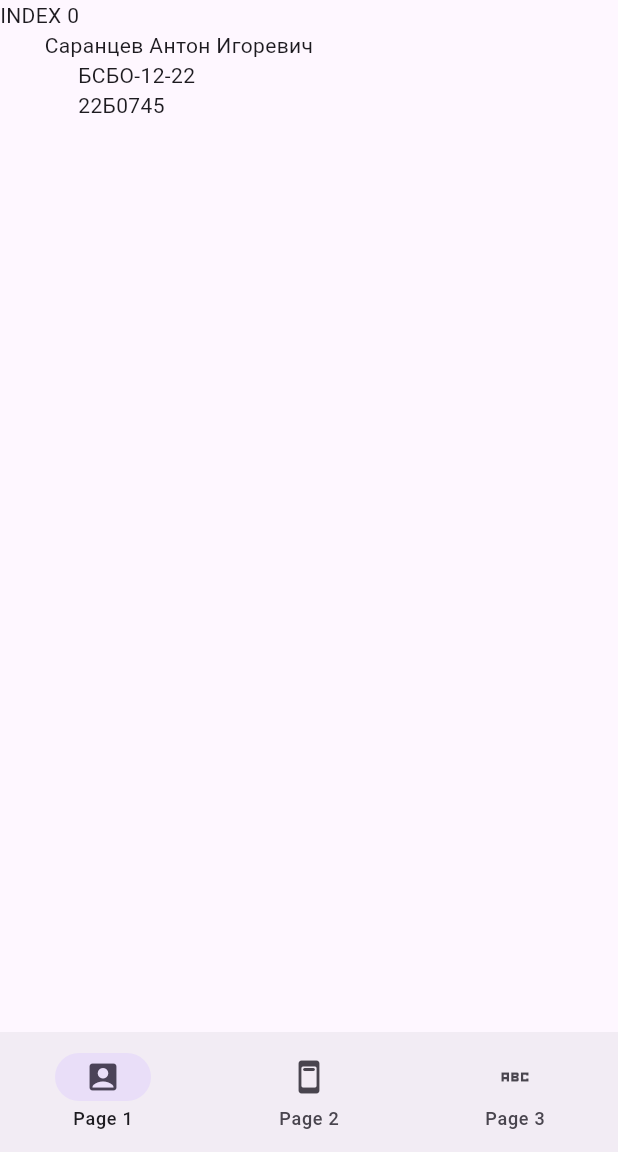
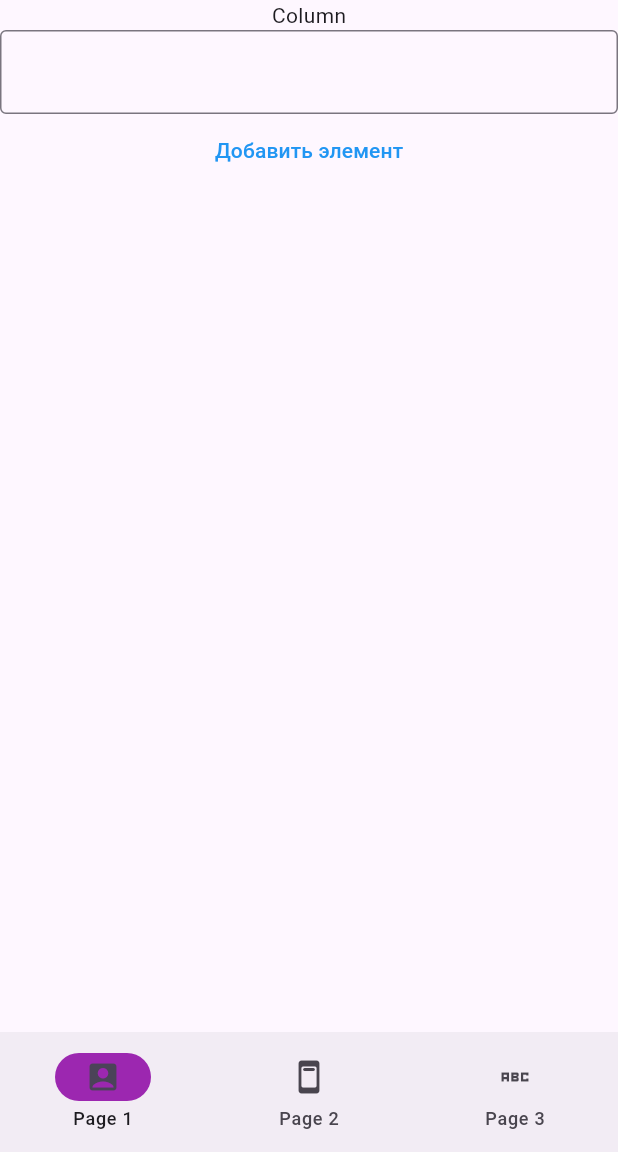
Before and after one commit to SpriteCT/CrossPlatforms, a Flutter app: the screen it shows after launch, on a phone screen of 412 x 824 dp, the part 84-1236 px from its top. Run offline on Flutter 3.47's test engine with Material 3 defaults, Android fonts, the light colour scheme and no system bars.

Commit message:
Done Practice 4

```diff
--- a/lib/main.dart
+++ b/lib/main.dart
@@ -30,15 +30,23 @@
 
 class _MyHomePageState extends State<MyHomePage> {
   int currentPageIndex = 0;
-  List<String> page2texts = [];
+
+  List<String> texts = [];
   TextEditingController _page2Controller = TextEditingController();
 
   void addtext(){
     String text = _page2Controller.text;
     if (text.isNotEmpty){
       setState(() {
-        page2texts.add(text);
+        texts.add(text);
         _page2Controller.clear();
+      });
+    }
+  }
+  void deletetext(item){
+    if (texts.contains(item)){
+      setState(() {
+        texts.remove(item);
       });
     }
   }
@@ -51,6 +59,8 @@
               currentPageIndex = index;
             });
           },
+          selectedIndex: currentPageIndex,
+          indicatorColor: Colors.purple,
           destinations: const <Widget>[
             NavigationDestination(
                 icon: Icon(Icons.account_box), label: 'Page 1'),
@@ -67,12 +77,63 @@
         title: Text(widget.title),
       ),
       body: <Widget>[
-        const Text("""INDEX 0
-        Саранцев Антон Игоревич
-              БСБО-12-22
-              22Б0745"""),
+        Column(
+          children: [
+            Column(
+                children: [
+                  Text("Column"),
+                  TextFormField(
+                    controller: _page2Controller,
+                    decoration: const InputDecoration(border: OutlineInputBorder()),
+                  ),
+                  TextButton(
+                    style: ButtonStyle(
+                      foregroundColor: MaterialStateProperty.all<Color>(Colors.blue),
+                    ),
+                    onPressed: addtext,
+                    child: Text('Добавить элемент'),
+                  )
+                ]),
+            Column(
+              mainAxisAlignment: MainAxisAlignment.center,
+              children: texts.map((item) => TextButton(
+                child: Padding(
+                    padding: EdgeInsets.all(16.0),
+                    child: Text(item)),
+                onPressed:() {deletetext(item);},
+              )).toList(),
+            )
+          ]
+        ),
+        Column(
+            children: <Widget>[
+              Text("ListView"),
+              TextFormField(
+                controller: _page2Controller,
+                decoration: const InputDecoration(border: OutlineInputBorder()),
+              ),
+              TextButton(
+                style: ButtonStyle(
+                  foregroundColor: MaterialStateProperty.all<Color>(Colors.blue),
+                ),
+                onPressed: addtext,
+                child: Text('Добавить элемент'),
+              ),
+              ListView(
+                shrinkWrap: true,
+                children: texts.map((item) => GestureDetector(
+                    key:ValueKey(item),
+                    onTap: () => deletetext(item),
+                    child: Padding(
+                        padding: EdgeInsets.all(16.0),
+                        child: Text(item, textAlign: TextAlign.center))
+                )).toList(),
+              )
+            ]
+        ),
         Column(
           children: <Widget>[
+            Text("ListView.separated"),
             TextFormField(
               controller: _page2Controller,
               decoration: const InputDecoration(border: OutlineInputBorder()),
@@ -84,21 +145,21 @@
               onPressed: addtext,
               child: Text('Добавить элемент'),
             ),
-            ListView.builder(
-                itemCount: page2texts.length,
-                shrinkWrap: true,
-                itemBuilder: (BuildContext context, int index){
-                  return Align(
-
-                    alignment: Alignment.topLeft,
-                    child: Padding(
-                        padding: EdgeInsets.all(16.0),
-                        child: Text(page2texts[index]))
-                  );
-                }
-            )]
-        ),
-        const Text('INDEX 2')
+            ListView.separated(
+              itemCount: texts.length,
+              padding: EdgeInsets.all(16.0),
+              shrinkWrap: true,
+              separatorBuilder: (BuildContext context, int index){
+                return Divider(height: 20, color: Colors.deepPurple,  thickness: 1);
+                },
+              itemBuilder: (BuildContext context, int index){
+                return TextButton(
+                    child: Text(texts[index]),
+                    onPressed: () {deletetext(texts[index]);}
+                );},
+            )
+          ],
+        )
       ][currentPageIndex],
     );
   }
```
